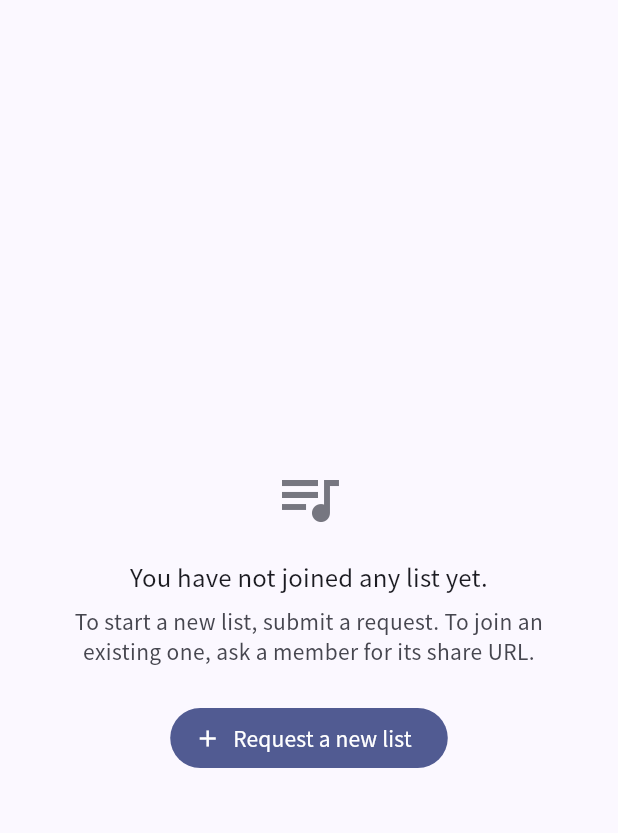
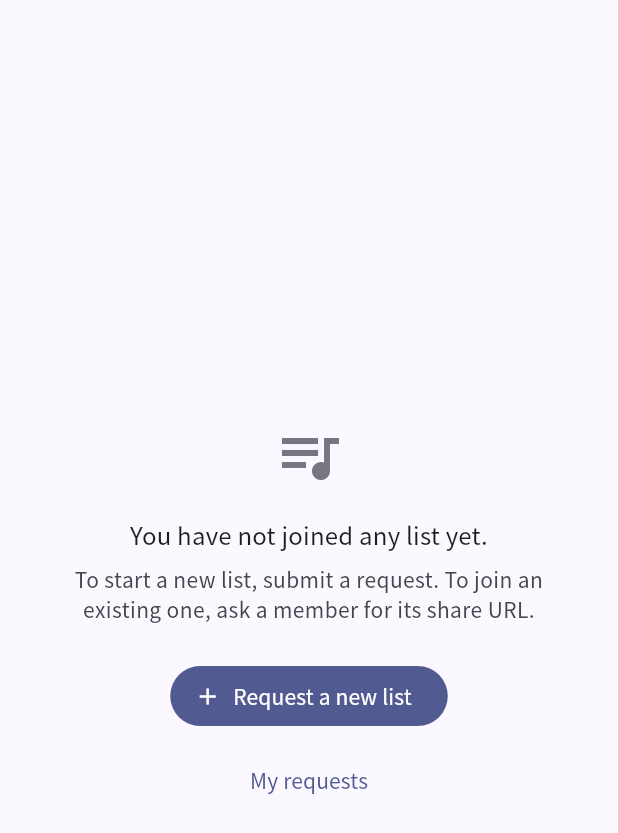
Before and after one commit to KennyT-JP/MusicStore, a Flutter app: the HomeScreen screen opened directly, on a phone screen of 412 x 824 dp. Shown: the top 833 px of the screen. Run offline on Flutter 3.47's test engine with Material 3 defaults, Android fonts, the phone set to English and light mode, and no system bars; our stand-ins replace cloud_firestore, cloud_functions, file_picker, firebase_auth, firebase_core, firebase_storage and 2 more; accounts and stored records are empty; generated files the repository leaves out were written again; statements that could not run were skipped.

Commit message:
参加リストが 0 件のときに申請一覧へ行けない問題を直す
申請を出した直後はまだ参加リストが無い。その状態のホーム画面には
「リストを作成する」しか置いておらず、申請の状態を確認する画面へ
たどり着けなかった。空のときの案内にも申請一覧への導線を足した。

あわせて、呼び出し可能関数が internal で失敗する件を SETUP.md に追記。
Cloud Run が「未認証」として門前払いしており、関数のコードは動いて
いない。onCall は Cloud Run 側では誰でも呼べる状態にしておく必要が
あり（利用者の確認は関数の中で request.auth を見て行う）、Firebase CLI
はそれを新規作成時に設定する。初回デプロイが途中で失敗すると、その
設定だけが飛ばされ、以後の deploy は更新扱いになるため直らない。
作り直す手順と、gcloud で許可だけ与える手順を書いた。

Co-Authored-By: Claude Opus 5 <noreply@anthropic.com>
Claude-Session: https://claude.ai/code/session_01U5kodUpZmULkxXiQVvgwFz

```diff
--- a/lib/ui/screens/home_screen.dart
+++ b/lib/ui/screens/home_screen.dart
@@ -34,10 +34,23 @@ class HomeScreen extends ConsumerWidget {
               icon: Icons.queue_music_outlined,
               title: l10n.homeEmpty,
               description: l10n.homeEmptyHint,
-              action: FilledButton.icon(
-                onPressed: () => context.go(AppRoutes.requestList),
-                icon: const Icon(Icons.add),
-                label: Text(l10n.requestNewList),
+              // **申請一覧への導線をここにも置く。**
+              // 申請を出した直後はまだ参加リストが 0 件なので、この画面から
+              // 動けないと申請の状態を確認する手段がなくなる。
+              action: Column(
+                mainAxisSize: MainAxisSize.min,
+                children: [
+                  FilledButton.icon(
+                    onPressed: () => context.go(AppRoutes.requestList),
+                    icon: const Icon(Icons.add),
+                    label: Text(l10n.requestNewList),
+                  ),
+                  const SizedBox(height: 8),
+                  TextButton(
+                    onPressed: () => context.go(AppRoutes.myRequests),
+                    child: Text(l10n.myRequests),
+                  ),
+                ],
               ),
             );
           }
```
Also changed, not shown: 1 other file.
